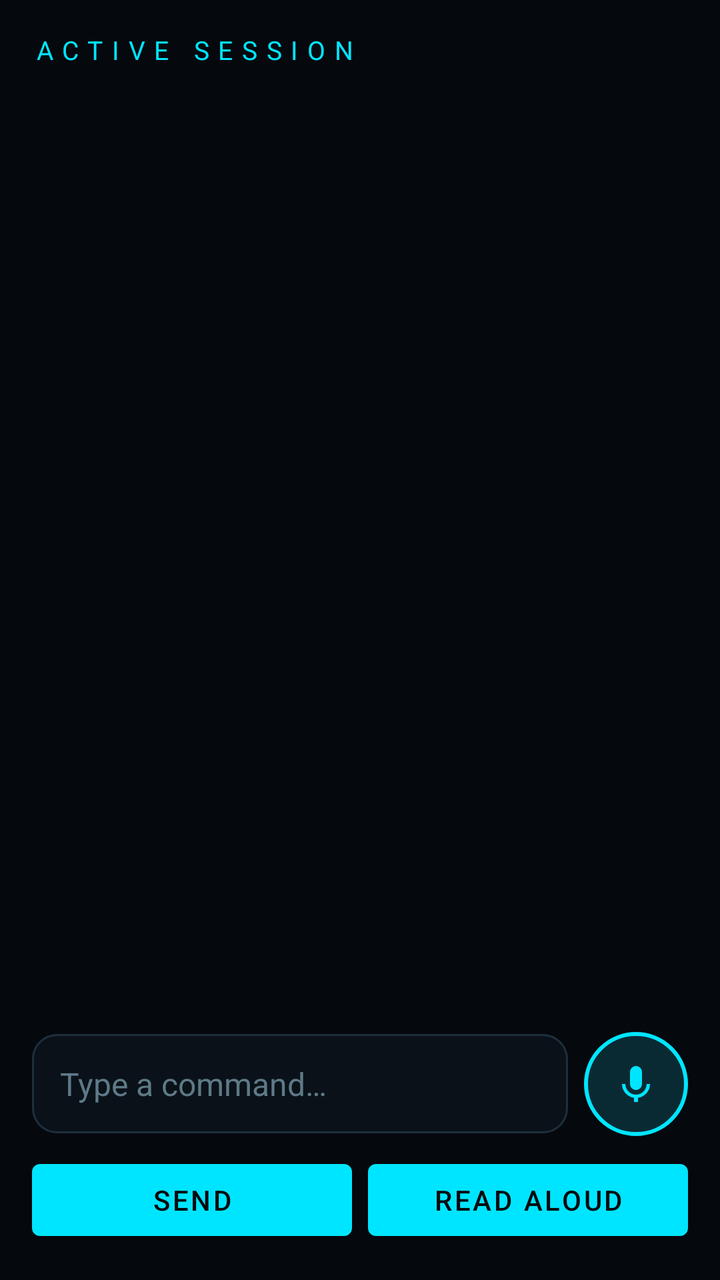
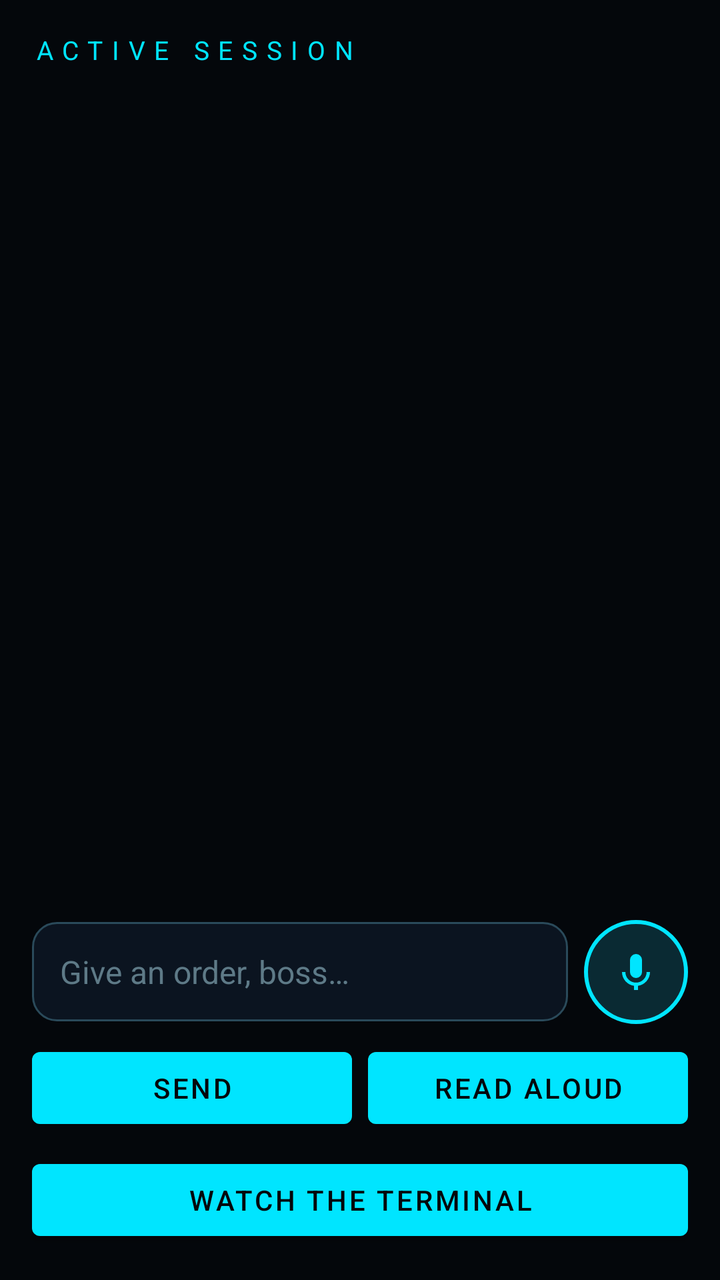

Before-and-after screenshots of an Android layout around one commit, followed by the original layout XML and the change that was made.
<!-- AndroidManifest.xml: application theme Theme.Omniscient -->
<!-- res/layout/activity_chat.xml -->
<?xml version="1.0" encoding="utf-8"?>
<LinearLayout xmlns:android="http://schemas.android.com/apk/res/android"
    android:layout_width="match_parent"
    android:layout_height="match_parent"
    android:background="@color/void_black"
    android:orientation="vertical"
    android:padding="16dp">

    <TextView
        style="@style/HudHeader"
        android:layout_width="wrap_content"
        android:layout_height="wrap_content"
        android:text="ACTIVE SESSION" />

    <ScrollView
        android:id="@+id/chatScroll"
        android:layout_width="match_parent"
        android:layout_height="0dp"
        android:layout_marginTop="12dp"
        android:layout_weight="1">

        <LinearLayout
            android:id="@+id/messagesBox"
            android:layout_width="match_parent"
            android:layout_height="wrap_content"
            android:orientation="vertical" />
    </ScrollView>

    <LinearLayout
        android:layout_width="match_parent"
        android:layout_height="wrap_content"
        android:layout_marginTop="12dp"
        android:gravity="center_vertical"
        android:orientation="horizontal">

        <EditText
            android:id="@+id/chatInput"
            android:layout_width="0dp"
            android:layout_height="wrap_content"
            android:layout_weight="1"
            android:background="@drawable/input_bg"
            android:hint="@string/hint_text"
            android:inputType="textMultiLine"
            android:padding="14dp"
            android:textColor="@color/ghost_white"
            android:textColorHint="@color/muted"
            android:textSize="16sp" />

        <ImageButton
            android:id="@+id/chatMic"
            android:layout_width="52dp"
            android:layout_height="52dp"
            android:layout_marginStart="8dp"
            android:background="@drawable/mic_ring"
            android:contentDescription="@string/cd_mic"
            android:padding="13dp"
            android:src="@drawable/ic_mic" />
    </LinearLayout>

    <LinearLayout
        android:layout_width="match_parent"
        android:layout_height="wrap_content"
        android:layout_marginTop="8dp"
        android:orientation="horizontal">

        <Button
            android:id="@+id/chatSend"
            android:layout_width="0dp"
            android:layout_height="wrap_content"
            android:layout_marginEnd="4dp"
            android:layout_weight="1"
            android:text="SEND" />

        <Button
            android:id="@+id/chatSpeak"
            android:layout_width="0dp"
            android:layout_height="wrap_content"
            android:layout_marginStart="4dp"
            android:layout_weight="1"
            android:text="READ ALOUD" />
    </LinearLayout>
</LinearLayout>
<!-- resources referenced by this layout -->
<resources>
  <color name="ghost_white">#D6F4FF</color>
  <color name="muted">#5E7A87</color>
  <color name="void_black">#05080D</color>
  <!-- drawable ic_mic (drawable) -->
  <?xml version="1.0" encoding="utf-8"?>
  <vector xmlns:android="http://schemas.android.com/apk/res/android"
      android:width="24dp" android:height="24dp"
      android:viewportWidth="24" android:viewportHeight="24">
      <path android:fillColor="#00E5FF"
          android:pathData="M12,15a3,3 0 0,0 3,-3L15,6a3,3 0 0,0 -6,0v6a3,3 0 0,0 3,3zM17.3,12a5.3,5.3 0 0,1 -10.6,0L5,12a7,7 0 0,0 6,6.9L11,21h2v-2.1A7,7 0 0,0 19,12h-1.7z" />
  </vector>
  <!-- drawable input_bg (drawable) -->
  <?xml version="1.0" encoding="utf-8"?>
  <shape xmlns:android="http://schemas.android.com/apk/res/android" android:shape="rectangle">
      <corners android:radius="12dp" />
      <solid android:color="#0A1119" />
      <stroke android:width="1dp" android:color="#1E2F3D" />
  </shape>
  <!-- drawable mic_ring (drawable) -->
  <?xml version="1.0" encoding="utf-8"?>
  <shape xmlns:android="http://schemas.android.com/apk/res/android" android:shape="oval">
      <solid android:color="#0A2A33" />
      <stroke android:width="2dp" android:color="@color/arc_cyan" />
  </shape>
  <string name="cd_mic">Voice input</string>
  <string name="hint_text">Type a command…</string>
  <style name="HudHeader">
          <item name="android:textColor">@color/arc_cyan</item>
          <item name="android:letterSpacing">0.35</item>
          <item name="android:textSize">13sp</item>
      </style>
  <style name="Theme.Omniscient" parent="Theme.MaterialComponents.DayNight.NoActionBar">
          <item name="colorPrimary">@color/arc_cyan</item>
          <item name="colorPrimaryVariant">@color/arc_cyan_dim</item>
          <item name="colorOnPrimary">@color/void_black</item>
          <item name="colorSecondary">@color/gold</item>
          <item name="android:colorBackground">@color/void_black</item>
          <item name="colorSurface">@color/panel</item>
          <item name="colorOnSurface">@color/ghost_white</item>
          <item name="android:textColorPrimary">@color/ghost_white</item>
          <item name="android:textColorSecondary">@color/muted</item>
          <item name="android:windowBackground">@color/void_black</item>
          <item name="android:statusBarColor">@color/void_black</item>
          <item name="android:navigationBarColor">@color/void_black</item>
      </style>
  <color name="arc_cyan">#00E5FF</color>
  <color name="arc_cyan_dim">#0E5A66</color>
  <color name="gold">#FFC857</color>
  <color name="panel">#0A1119</color>
</resources>

<!-- the commit's change to res/layout/activity_chat.xml (unified diff, before → after) -->
@@ -38,7 +38,7 @@
             android:layout_width="0dp"
             android:layout_height="wrap_content"
             android:layout_weight="1"
-            android:background="@drawable/input_bg"
+            android:background="@drawable/glass_input"
             android:hint="@string/hint_text"
             android:inputType="textMultiLine"
             android:padding="14dp"
@@ -79,4 +79,11 @@
             android:layout_weight="1"
             android:text="READ ALOUD" />
     </LinearLayout>
+
+    <Button
+        android:id="@+id/chatTerminal"
+        android:layout_width="match_parent"
+        android:layout_height="wrap_content"
+        android:layout_marginTop="8dp"
+        android:text="WATCH THE TERMINAL" />
 </LinearLayout>
<!-- resource entries referenced after the edit -->
@@ -2,7 +2,15 @@
 <resources>
   <color name="ghost_white">#D6F4FF</color>
   <color name="muted">#5E7A87</color>
-  <color name="void_black">#05080D</color>
+  <color name="void_black">#04070B</color>
+  <!-- drawable glass_input (drawable) -->
+  <?xml version="1.0" encoding="utf-8"?>
+  <shape xmlns:android="http://schemas.android.com/apk/res/android"
+      android:shape="rectangle">
+      <solid android:color="#0B1420" />
+      <stroke android:width="1dp" android:color="@color/glass_edge" />
+      <corners android:radius="12dp" />
+  </shape>
   <!-- drawable ic_mic (drawable) -->
   <?xml version="1.0" encoding="utf-8"?>
   <vector xmlns:android="http://schemas.android.com/apk/res/android"
@@ -11,13 +19,6 @@
       <path android:fillColor="#00E5FF"
           android:pathData="M12,15a3,3 0 0,0 3,-3L15,6a3,3 0 0,0 -6,0v6a3,3 0 0,0 3,3zM17.3,12a5.3,5.3 0 0,1 -10.6,0L5,12a7,7 0 0,0 6,6.9L11,21h2v-2.1A7,7 0 0,0 19,12h-1.7z" />
   </vector>
-  <!-- drawable input_bg (drawable) -->
-  <?xml version="1.0" encoding="utf-8"?>
-  <shape xmlns:android="http://schemas.android.com/apk/res/android" android:shape="rectangle">
-      <corners android:radius="12dp" />
-      <solid android:color="#0A1119" />
-      <stroke android:width="1dp" android:color="#1E2F3D" />
-  </shape>
   <!-- drawable mic_ring (drawable) -->
   <?xml version="1.0" encoding="utf-8"?>
   <shape xmlns:android="http://schemas.android.com/apk/res/android" android:shape="oval">
@@ -25,7 +26,7 @@
       <stroke android:width="2dp" android:color="@color/arc_cyan" />
   </shape>
   <string name="cd_mic">Voice input</string>
-  <string name="hint_text">Type a command…</string>
+  <string name="hint_text">Give an order, boss…</string>
   <style name="HudHeader">
           <item name="android:textColor">@color/arc_cyan</item>
           <item name="android:letterSpacing">0.35</item>
@@ -45,6 +46,7 @@
           <item name="android:statusBarColor">@color/void_black</item>
           <item name="android:navigationBarColor">@color/void_black</item>
       </style>
+  <color name="glass_edge">#2A4A5A</color>
   <color name="arc_cyan">#00E5FF</color>
   <color name="arc_cyan_dim">#0E5A66</color>
   <color name="gold">#FFC857</color>
